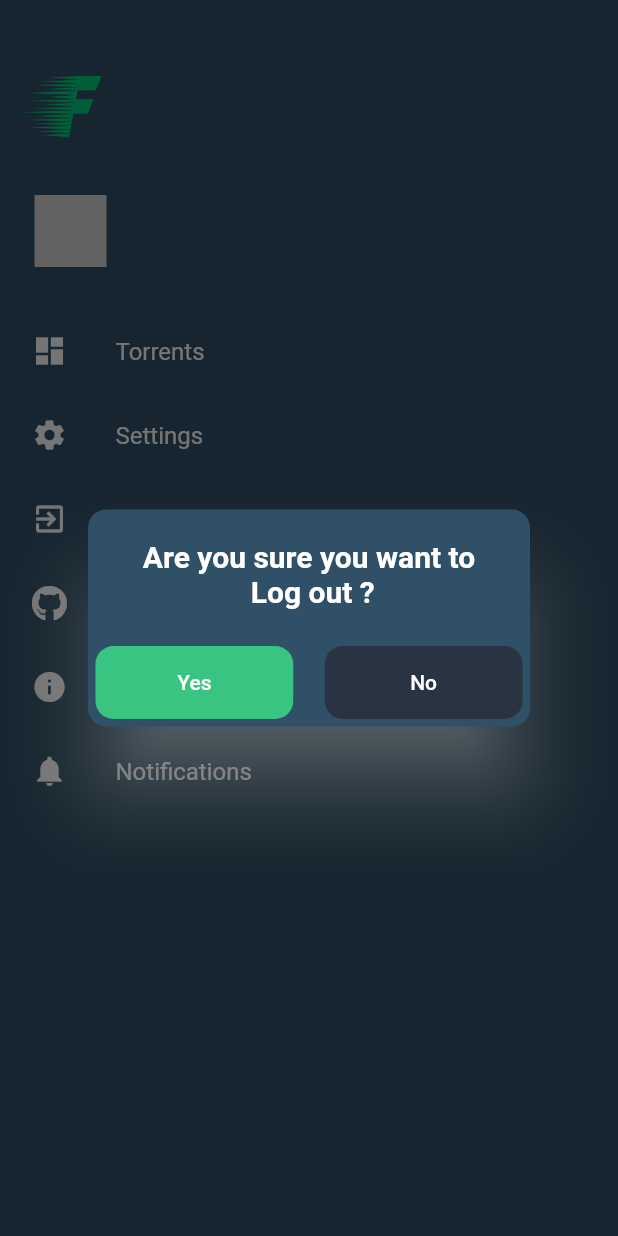
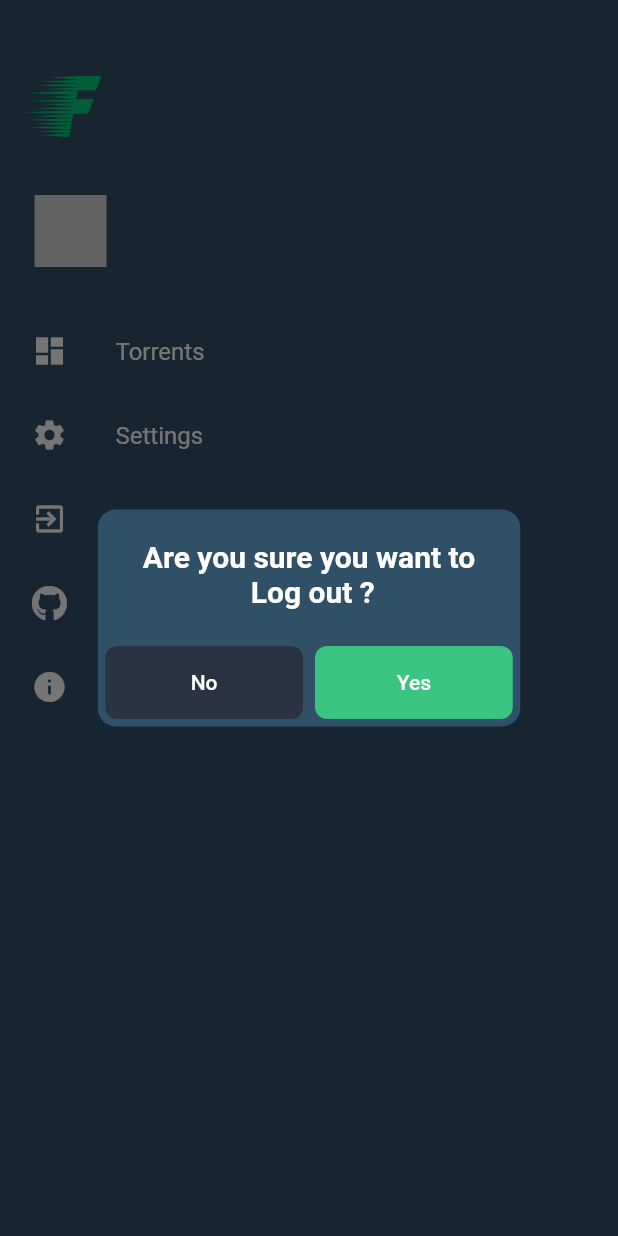
Before and after one commit to CCExtractor/Flood_Mobile, a Flutter app: the Menu screen opened directly, after a tap on "Logout", on a phone screen of 412 x 824 dp. Run offline on Flutter 3.47's test engine with Material 2 defaults, Android fonts, the phone set to English and light mode, and no system bars; our stand-ins replace badges, chewie, dio, expansion_tile_card, file_picker, flutter_keyboard_visibility and 13 more; missing offline and left inert: clipboard, duration, flutter_downloader, json_patch, pull_to_reveal; accounts and stored records are empty; network calls fail.

Commit message:
feat: UI changes

```diff
--- a/lib/Components/logout_alert.dart
+++ b/lib/Components/logout_alert.dart
@@ -11,6 +11,7 @@ class LogOutAlert extends StatelessWidget {
   Widget build(BuildContext context) {
     final hp = MediaQuery.of(context).size.height;
     return AlertDialog(
+      elevation: 0,
       backgroundColor: ThemeProvider.theme.primaryColorLight,
       shape: RoundedRectangleBorder(
         borderRadius: BorderRadius.all(
@@ -29,12 +30,36 @@ class LogOutAlert extends StatelessWidget {
       ),
       actionsPadding: EdgeInsets.all(5),
       actions: [
+        // No - TextButton
+        TextButton(
+          style: ButtonStyle(
+            minimumSize: MaterialStateProperty.all<Size>(
+              Size(hp * .160, hp * .059),
+            ),
+            shape: MaterialStateProperty.all<RoundedRectangleBorder>(
+              RoundedRectangleBorder(
+                borderRadius: BorderRadius.circular(8),
+              ),
+            ),
+            backgroundColor: MaterialStateProperty.all(
+                ThemeProvider.theme.dialogBackgroundColor),
+          ),
+          onPressed: () {
+            Navigator.of(context, rootNavigator: true).pop();
+          },
+          child: Text(
+            'No',
+            style: TextStyle(
+              color: Colors.white,
+            ),
+          ),
+        ),
         // Yes - TextButton
         TextButton(
           style: ButtonStyle(
             shape: MaterialStateProperty.all<RoundedRectangleBorder>(
               RoundedRectangleBorder(
-                borderRadius: BorderRadius.circular(12),
+                borderRadius: BorderRadius.circular(8),
               ),
             ),
             minimumSize: MaterialStateProperty.all<Size>(
@@ -47,32 +72,8 @@ class LogOutAlert extends StatelessWidget {
           child: Text(
             'Yes',
             style: TextStyle(
-                color: ThemeProvider.theme.textTheme.bodyText1?.color),
-          ),
-        ),
-        // Space in between Buttons
-        SizedBox(width: 5),
-        // No - TextButton
-        TextButton(
-          style: ButtonStyle(
-            minimumSize: MaterialStateProperty.all<Size>(
-              Size(hp * .160, hp * .059),
+              color: Colors.white,
             ),
-            shape: MaterialStateProperty.all<RoundedRectangleBorder>(
-              RoundedRectangleBorder(
-                borderRadius: BorderRadius.circular(12),
-              ),
-            ),
-            backgroundColor: MaterialStateProperty.all(
-                ThemeProvider.theme.dialogBackgroundColor),
-          ),
-          onPressed: () {
-            Navigator.of(context, rootNavigator: true).pop();
-          },
-          child: Text(
-            'No',
-            style: TextStyle(
-                color: ThemeProvider.theme.textTheme.bodyText1?.color),
           ),
         ),
       ],
--- a/lib/Components/notification_popup_dialogue_container.dart
+++ b/lib/Components/notification_popup_dialogue_container.dart
@@ -12,7 +12,7 @@ Widget notificationPopupDialogueContainer({required BuildContext context}) {
               .length ==
           0)
       ? Container(
-          color: ThemeProvider.theme.primaryColorLight,
+          color: ThemeProvider.theme.primaryColor,
           width: 300,
           child: Text(
             'No notifications to display',
@@ -22,7 +22,7 @@ Widget notificationPopupDialogueContainer({required BuildContext context}) {
           ),
         )
       : Container(
-          color: ThemeProvider.theme.backgroundColor,
+          color: ThemeProvider.theme.primaryColor,
           width: 300.0, // Change as per your requirement
           child: ListView.builder(
             shrinkWrap: true,
--- a/lib/Components/torrent_tile.dart
+++ b/lib/Components/torrent_tile.dart
@@ -127,7 +127,7 @@ class _TorrentTileState extends State<TorrentTile> {
                   fontWeight: FontWeight.bold,
                 ),
               ),
-              subtitle: Padding(
+              subtitle: Container(
                 padding: EdgeInsets.symmetric(vertical: 8.0),
                 child: Column(
                   crossAxisAlignment: CrossAxisAlignment.start,
--- a/lib/Constants/theme_provider.dart
+++ b/lib/Constants/theme_provider.dart
@@ -8,8 +8,12 @@ class ThemeProvider extends ChangeNotifier {
   static ThemeData get theme =>
       themeMode == ThemeMode.dark ? MyThemes.darkTheme : MyThemes.lightTheme;
 
-  void toggleTheme(bool isOn) {
-    themeMode = isOn ? ThemeMode.dark : ThemeMode.light;
+  void toggleTheme() {
+    if (themeMode == ThemeMode.dark) {
+      themeMode = ThemeMode.light;
+    } else {
+      themeMode = ThemeMode.dark;
+    }
     notifyListeners();
   }
 }
@@ -17,7 +21,6 @@ class ThemeProvider extends ChangeNotifier {
 class MyThemes {
   static final darkTheme = ThemeData(
     brightness: Brightness.dark,
-    shadowColor: Colors.white54,
     primaryColor: Color(0xff0E2537),
     primaryColorDark: Color(0xff39C481),
     primaryColorLight: Color(0xff305067),
@@ -36,14 +39,13 @@ class MyThemes {
     ),
   );
   static final lightTheme = ThemeData(
-    shadowColor: Colors.grey[800],
     brightness: Brightness.light,
     primaryColor: Colors.white,
     primaryColorDark: Color(0xff39C481),
     backgroundColor: Color(0xff293341),
     accentColor: Color(0xff399CF4),
     canvasColor: Colors.transparent,
-    primaryColorLight: Colors.grey[300],
+    primaryColorLight: Colors.grey[100],
     dialogBackgroundColor: Color(0xff399CF4),
     textTheme: TextTheme().apply(
       displayColor: Color(0xff293341),
--- a/lib/Pages/login_screen.dart
+++ b/lib/Pages/login_screen.dart
@@ -320,10 +320,9 @@ class _LoginScreenState extends State<LoginScreen> {
                             child: Text(
                               "Login",
                               style: TextStyle(
-                                  color: ThemeProvider
-                                      .theme.textTheme.bodyText1!.color!,
+                                  color: Colors.white,
                                   fontSize: 20,
-                                  fontWeight: FontWeight.w900),
+                                  fontWeight: FontWeight.w600),
                             ),
                           ),
                         ),
--- a/lib/Pages/torrent_screen.dart
+++ b/lib/Pages/torrent_screen.dart
@@ -138,6 +138,7 @@ class _TorrentScreenState extends State<TorrentScreen> {
                       ),
               ),
               floatingActionButton: FloatingActionButton(
+                elevation: 0,
                 onPressed: () {
                   showModalBottomSheet(
                     shape: RoundedRectangleBorder(
@@ -156,10 +157,7 @@ class _TorrentScreenState extends State<TorrentScreen> {
                   );
                 },
                 backgroundColor: ThemeProvider.theme.primaryColorDark,
-                child: Icon(
-                  Icons.add,
-                  color: ThemeProvider.theme.textTheme.bodyText1?.color,
-                ),
+                child: Icon(Icons.add, color: Colors.white),
               ),
             ),
           );
```
Also changed, not shown: lib/Components/add_torrent_sheet.dart (+4 -3 lines), lib/Components/change_theme_button_widget.dart (+18 -10 lines), lib/Pages/home_screen.dart (+31 -16 lines), lib/Pages/settings_screen.dart (+4 -4 lines), lib/Pages/torrent_content_screen.dart (+5 -3 lines), pubspec.lock, 1 other file.
